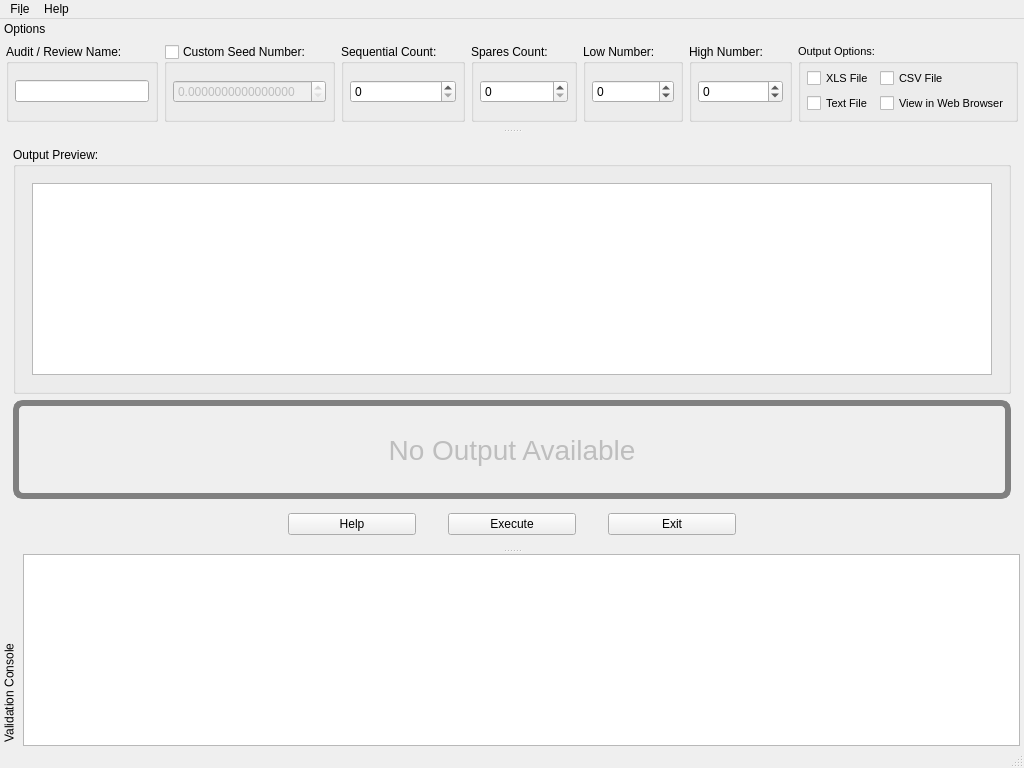
First picture: the form in products/RAT-STATS/rstats_modules/single_stage_random_numbers/src/UIRStatsSSRN.ui, repository cbtek/RStats2017, before the edit.
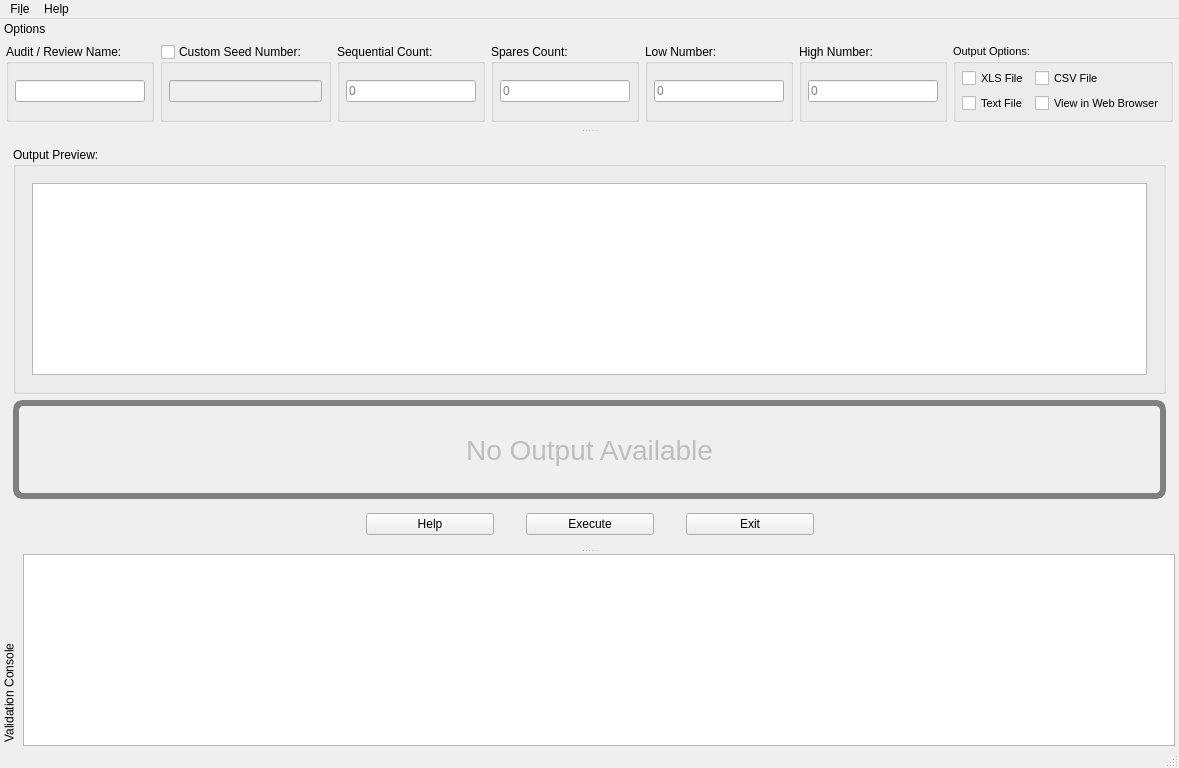
Second picture: the form after the edit.

Commit message: Fixed issues from 2nd Submission comments for RStats modules Removed all numeric (up/down) boxes and replaced them with text boxes Fixed small bug in XLS reader that was causing sheet name now to be stored in worksheet. Added sheet filename to all output files Added total sum to SVA

```diff
--- a/products/RAT-STATS/rstats_modules/single_stage_random_numbers/src/UIRStatsSSRN.ui
+++ b/products/RAT-STATS/rstats_modules/single_stage_random_numbers/src/UIRStatsSSRN.ui
@@ -6,7 +6,7 @@
    <rect>
     <x>0</x>
     <y>0</y>
-    <width>1024</width>
+    <width>1179</width>
     <height>768</height>
    </rect>
   </property>
@@ -333,17 +333,7 @@
             <number>6</number>
            </property>
            <item>
-            <widget class="QDoubleSpinBox" name="m_spnSeed">
-             <property name="decimals">
-              <number>16</number>
-             </property>
-             <property name="minimum">
-              <double>0.000000000000000</double>
-             </property>
-             <property name="maximum">
-              <double>9999999999.000000000000000</double>
-             </property>
-            </widget>
+            <widget class="QLineEdit" name="m_txtSeed"/>
            </item>
           </layout>
          </widget>
@@ -367,9 +357,9 @@
             <number>6</number>
            </property>
            <item>
-            <widget class="QSpinBox" name="m_spnOrder">
-             <property name="maximum">
-              <number>100000</number>
+            <widget class="QLineEdit" name="m_txtOrder">
+             <property name="placeholderText">
+              <string>0</string>
              </property>
             </widget>
            </item>
@@ -395,9 +385,9 @@
             <number>6</number>
            </property>
            <item>
-            <widget class="QSpinBox" name="m_spnSpares">
-             <property name="maximum">
-              <number>100000</number>
+            <widget class="QLineEdit" name="m_txtSpares">
+             <property name="placeholderText">
+              <string>0</string>
              </property>
             </widget>
            </item>
@@ -423,12 +413,9 @@
             <number>6</number>
            </property>
            <item>
-            <widget class="QSpinBox" name="m_spnLowNumber">
-             <property name="minimum">
-              <number>-999999999</number>
-             </property>
-             <property name="maximum">
-              <number>999999999</number>
+            <widget class="QLineEdit" name="m_txtLowNumber">
+             <property name="placeholderText">
+              <string>0</string>
              </property>
             </widget>
            </item>
@@ -454,12 +441,9 @@
             <number>6</number>
            </property>
            <item>
-            <widget class="QSpinBox" name="m_spnHighNumber">
-             <property name="minimum">
-              <number>-999999999</number>
-             </property>
-             <property name="maximum">
-              <number>999999999</number>
+            <widget class="QLineEdit" name="m_txtHighNumber">
+             <property name="placeholderText">
+              <string>0</string>
              </property>
             </widget>
            </item>
@@ -537,7 +521,7 @@
     <rect>
      <x>0</x>
      <y>0</y>
-     <width>1024</width>
+     <width>1179</width>
      <height>20</height>
     </rect>
    </property>
```
Left out of the diff: 10 changed lines with no effect on the pictures. The commit also changes 24 other files.
